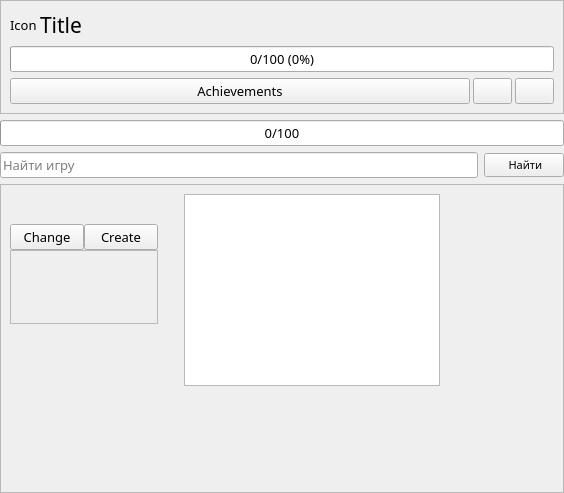
This is AraSteamManager/MainSubForms/formgames.ui in Arankir/AraSteamManager as Qt 5 draws it before an edit. The edited form follows.
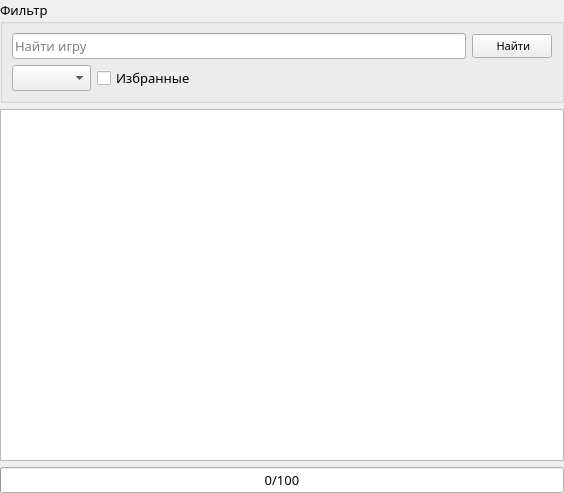
This is the edited form. Icons and pictures are not drawn. Custom widgets are drawn as their Qt base class.

Commit message: Start updating games form

The edit to the form file:
```diff
--- a/AraSteamManager/MainSubForms/formgames.ui
+++ b/AraSteamManager/MainSubForms/formgames.ui
@@ -36,49 +36,15 @@
     <number>0</number>
    </property>
    <item>
-    <widget class="QFrame" name="FrameSelected">
-     <property name="sizePolicy">
-      <sizepolicy hsizetype="Preferred" vsizetype="Minimum">
-       <horstretch>0</horstretch>
-       <verstretch>0</verstretch>
-      </sizepolicy>
+    <widget class="QGroupBox" name="groupBox">
+     <property name="title">
+      <string>Фильтр</string>
      </property>
-     <property name="frameShape">
-      <enum>QFrame::StyledPanel</enum>
-     </property>
-     <property name="frameShadow">
-      <enum>QFrame::Raised</enum>
-     </property>
-     <layout class="QVBoxLayout" name="verticalLayout_3">
-      <property name="spacing">
-       <number>6</number>
-      </property>
-      <property name="leftMargin">
-       <number>9</number>
-      </property>
-      <property name="topMargin">
-       <number>9</number>
-      </property>
-      <property name="rightMargin">
-       <number>9</number>
-      </property>
-      <property name="bottomMargin">
-       <number>9</number>
-      </property>
+     <layout class="QVBoxLayout" name="verticalLayout_5">
       <item>
-       <layout class="QHBoxLayout" name="horizontalLayout_2">
-        <property name="spacing">
-         <number>3</number>
-        </property>
+       <layout class="QHBoxLayout" name="horizontalLayout">
         <item>
-         <widget class="QLabel" name="LabelIconGame">
-          <property name="text">
-           <string notr="true">Icon</string>
-          </property>
-         </widget>
-        </item>
-        <item>
-         <widget class="QLabel" name="LabelTitleGame">
+         <widget class="QLineEdit" name="LineEditGame">
           <property name="sizePolicy">
            <sizepolicy hsizetype="Expanding" vsizetype="Fixed">
             <horstretch>0</horstretch>
@@ -87,66 +53,72 @@
           </property>
           <property name="font">
            <font>
-            <pointsize>16</pointsize>
+            <family>Ebrima</family>
+            <pointsize>10</pointsize>
            </font>
           </property>
-          <property name="text">
-           <string notr="true">Title</string>
+          <property name="placeholderText">
+           <string>Найти игру</string>
           </property>
-          <property name="wordWrap">
+         </widget>
+        </item>
+        <item>
+         <widget class="QPushButton" name="ButtonFind">
+          <property name="enabled">
            <bool>true</bool>
           </property>
-         </widget>
-        </item>
-       </layout>
-      </item>
-      <item>
-       <widget class="QProgressBar" name="ProgressBarSelectedGame">
-        <property name="value">
-         <number>0</number>
-        </property>
-        <property name="format">
-         <string notr="true">%v/%m (%p%)</string>
-        </property>
-       </widget>
-      </item>
-      <item>
-       <layout class="QHBoxLayout" name="horizontalLayout_3">
-        <property name="spacing">
-         <number>3</number>
-        </property>
-        <item>
-         <widget class="QPushButton" name="ButtonAchievements">
           <property name="sizePolicy">
-           <sizepolicy hsizetype="Expanding" vsizetype="Fixed">
+           <sizepolicy hsizetype="Minimum" vsizetype="Fixed">
             <horstretch>0</horstretch>
             <verstretch>0</verstretch>
            </sizepolicy>
           </property>
+          <property name="font">
+           <font>
+            <family>Ebrima</family>
+            <pointsize>8</pointsize>
+           </font>
+          </property>
           <property name="text">
-           <string>Achievements</string>
+           <string> Найти</string>
           </property>
          </widget>
         </item>
+       </layout>
+      </item>
+      <item>
+       <layout class="QHBoxLayout" name="horizontalLayout_6">
         <item>
-         <widget class="QPushButton" name="ButtonFavorite">
+         <widget class="MultiSelectComboBox" name="ComboBoxGroups"/>
+        </item>
+        <item>
+         <widget class="QCheckBox" name="CheckBoxFavorites">
           <property name="text">
-           <string notr="true"/>
+           <string>Избранные</string>
           </property>
          </widget>
         </item>
         <item>
-         <widget class="QPushButton" name="ButtonHide">
-          <property name="text">
-           <string notr="true"/>
+         <spacer name="horizontalSpacer">
+          <property name="orientation">
+           <enum>Qt::Horizontal</enum>
           </property>
-         </widget>
+          <property name="sizeHint" stdset="0">
+           <size>
+            <width>40</width>
+            <height>20</height>
+           </size>
+          </property>
+         </spacer>
         </item>
        </layout>
       </item>
      </layout>
     </widget>
    </item>
+   <item>
+    <widget class="QTableView" name="tableView"/>
+   </item>
    <item>
     <widget class="QProgressBar" name="ProgressBarLoading">
      <property name="value">
@@ -157,195 +129,15 @@
      </property>
     </widget>
    </item>
-   <item>
-    <layout class="QHBoxLayout" name="horizontalLayout">
-     <item>
-      <widget class="QLineEdit" name="LineEditGame">
-       <property name="sizePolicy">
-        <sizepolicy hsizetype="Expanding" vsizetype="Fixed">
-         <horstretch>0</horstretch>
-         <verstretch>0</verstretch>
-        </sizepolicy>
-       </property>
-       <property name="font">
-        <font>
-         <family>Ebrima</family>
-         <pointsize>10</pointsize>
-        </font>
-       </property>
-       <property name="placeholderText">
-        <string>Найти игру</string>
-       </property>
-      </widget>
-     </item>
-     <item>
-      <widget class="QPushButton" name="ButtonFind">
-       <property name="enabled">
-        <bool>true</bool>
-       </property>
-       <property name="sizePolicy">
-        <sizepolicy hsizetype="Minimum" vsizetype="Fixed">
-         <horstretch>0</horstretch>
-         <verstretch>0</verstretch>
-        </sizepolicy>
-       </property>
-       <property name="font">
-        <font>
-         <family>Ebrima</family>
-         <pointsize>8</pointsize>
-        </font>
-       </property>
-       <property name="text">
-        <string> Найти</string>
-       </property>
-      </widget>
-     </item>
-    </layout>
-   </item>
-   <item>
-    <widget class="QFrame" name="FrameGames">
-     <property name="sizePolicy">
-      <sizepolicy hsizetype="Preferred" vsizetype="Expanding">
-       <horstretch>0</horstretch>
-       <verstretch>0</verstretch>
-      </sizepolicy>
-     </property>
-     <property name="frameShape">
-      <enum>QFrame::StyledPanel</enum>
-     </property>
-     <property name="frameShadow">
-      <enum>QFrame::Raised</enum>
-     </property>
-     <widget class="QTableWidget" name="TableWidgetGames">
-      <property name="geometry">
-       <rect>
-        <x>184</x>
-        <y>10</y>
-        <width>256</width>
-        <height>192</height>
-       </rect>
-      </property>
-      <property name="selectionBehavior">
-       <enum>QAbstractItemView::SelectRows</enum>
-      </property>
-      <property name="showGrid">
-       <bool>false</bool>
-      </property>
-      <attribute name="horizontalHeaderStretchLastSection">
-       <bool>true</bool>
-      </attribute>
-      <attribute name="verticalHeaderVisible">
-       <bool>false</bool>
-      </attribute>
-     </widget>
-     <widget class="QFrame" name="FrameGroup">
-      <property name="geometry">
-       <rect>
-        <x>10</x>
-        <y>40</y>
-        <width>168</width>
-        <height>100</height>
-       </rect>
-      </property>
-      <layout class="QVBoxLayout" name="verticalLayout">
-       <property name="spacing">
-        <number>2</number>
-       </property>
-       <property name="leftMargin">
-        <number>0</number>
-       </property>
-       <property name="topMargin">
-        <number>0</number>
-       </property>
-       <property name="rightMargin">
-        <number>0</number>
-       </property>
-       <property name="bottomMargin">
-        <number>0</number>
-       </property>
-       <item>
-        <layout class="QHBoxLayout" name="horizontalLayout_5">
-         <property name="spacing">
-          <number>0</number>
-         </property>
-         <item>
-          <layout class="QVBoxLayout" name="verticalLayout_4">
-           <item>
-            <layout class="QHBoxLayout" name="horizontalLayout_4">
-             <item>
-              <widget class="QPushButton" name="ButtonChangeGroup">
-               <property name="text">
-                <string>Change</string>
-               </property>
-              </widget>
-             </item>
-             <item>
-              <widget class="QPushButton" name="ButtonCreateGroup">
-               <property name="text">
-                <string>Create</string>
-               </property>
-              </widget>
-             </item>
-            </layout>
-           </item>
-           <item>
-            <widget class="QScrollArea" name="ScrollAreaGroup">
-             <property name="sizePolicy">
-              <sizepolicy hsizetype="Minimum" vsizetype="Expanding">
-               <horstretch>0</horstretch>
-               <verstretch>0</verstretch>
-              </sizepolicy>
-             </property>
-             <property name="widgetResizable">
-              <bool>true</bool>
-             </property>
-             <widget class="QWidget" name="scrollAreaWidgetContents_2">
-              <property name="geometry">
-               <rect>
-                <x>0</x>
-                <y>0</y>
-                <width>142</width>
-                <height>61</height>
-               </rect>
-              </property>
-             </widget>
-            </widget>
-           </item>
-          </layout>
-         </item>
-         <item>
-          <widget class="QLabel" name="label">
-           <property name="minimumSize">
-            <size>
-             <width>20</width>
-             <height>0</height>
-            </size>
-           </property>
-           <property name="maximumSize">
-            <size>
-             <width>20</width>
-             <height>16777215</height>
-            </size>
-           </property>
-           <property name="text">
-            <string/>
-           </property>
-           <property name="pixmap">
-            <pixmap resource="../images/resimg.qrc">:/white/widgets/scrollbar_right.png</pixmap>
-           </property>
-           <property name="scaledContents">
-            <bool>true</bool>
-           </property>
-          </widget>
-         </item>
-        </layout>
-       </item>
-      </layout>
-     </widget>
-    </widget>
-   </item>
   </layout>
  </widget>
+ <customwidgets>
+  <customwidget>
+   <class>MultiSelectComboBox</class>
+   <extends>QComboBox</extends>
+   <header>class\NotMine\MultiSelectComboBox.h</header>
+  </customwidget>
+ </customwidgets>
  <tabstops>
   <tabstop>ButtonFind</tabstop>
  </tabstops>
```
Left out of the diff: 4 changed lines with no effect on the pictures. The commit also changes 1206 other files.
